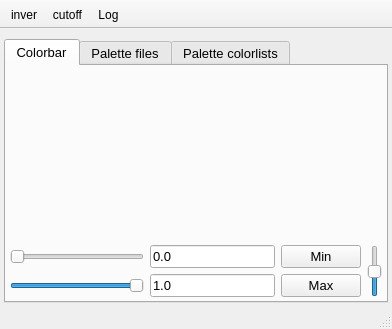
NeutrinoToolkit/Neutrino, file UIs/nColorBarWin.ui: the form before one commit.
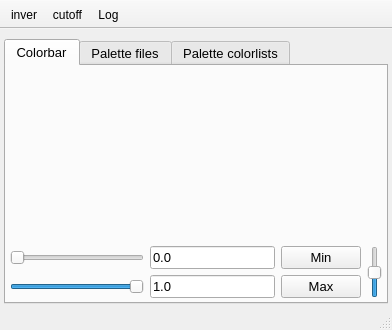
The form after the commit. Icons and pictures are not drawn. Custom widgets are drawn as their Qt base class.

```diff
--- a/UIs/nColorBarWin.ui
+++ b/UIs/nColorBarWin.ui
@@ -7,7 +7,7 @@
     <x>0</x>
     <y>0</y>
     <width>392</width>
-    <height>329</height>
+    <height>330</height>
    </rect>
   </property>
   <property name="windowTitle">
```
Left out of the diff: 12 changed lines with no effect on the pictures.
